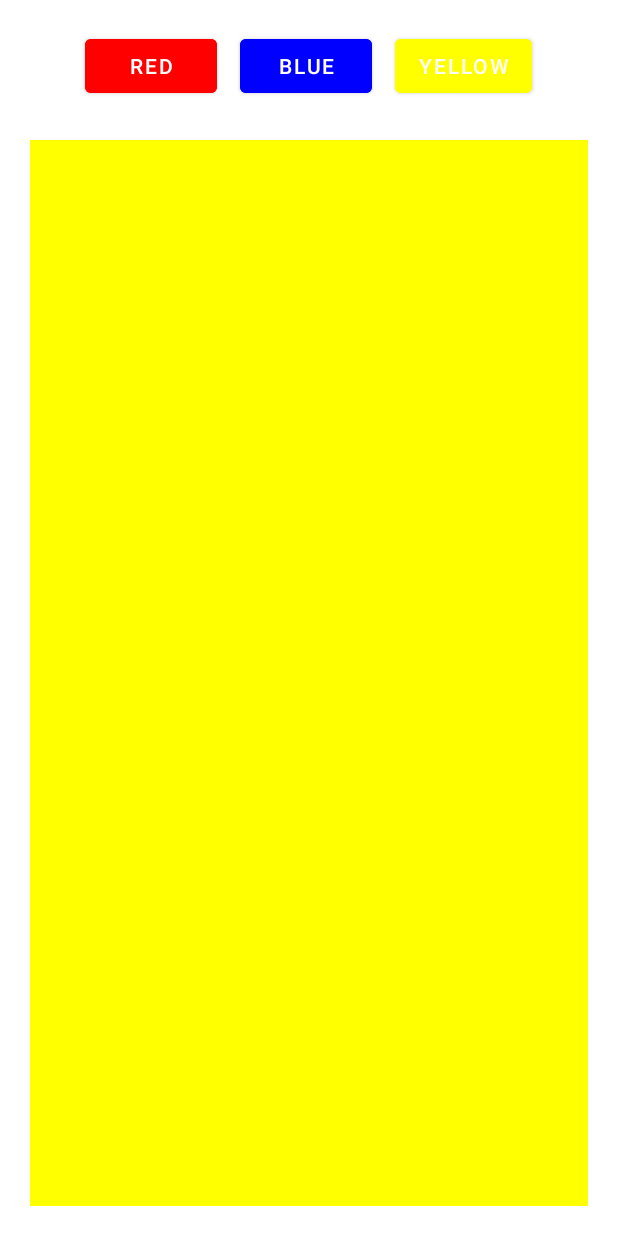
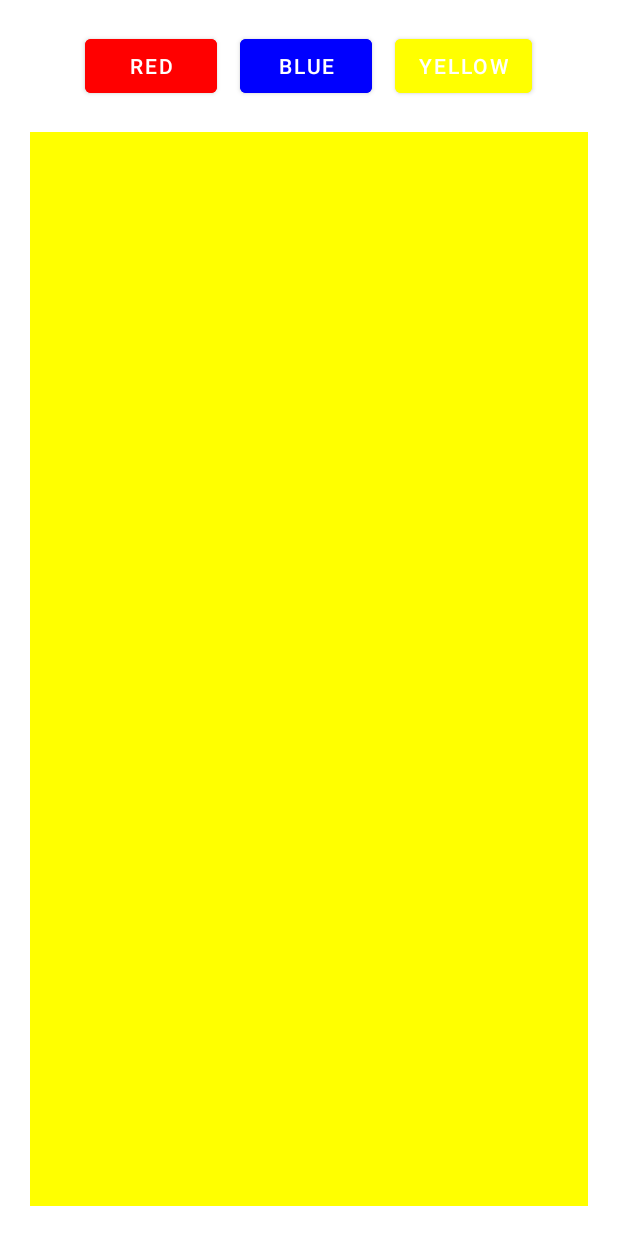
Before and after one commit to dkals/MobileProject0513_3, an Android app: the layout activity_main2.xml on its own in the app's theme, with its tools: preview values and no code run, on a phone screen of 412 x 824 dp. Run offline under Robolectric (Android 15) with nearby library versions, the phone set to English and light mode, and no system bars.

Commit message:
add layout xml2

```diff
--- a/app/src/main/res/layout/activity_main2.xml
+++ b/app/src/main/res/layout/activity_main2.xml
@@ -7,7 +7,7 @@
 <!-- 리니어레이아웃안에 리니어레이아웃과 프레임레이아웃 생성
 프레임레이아웃에 리니어레이아웃 3개 겹칠예정-->
     <LinearLayout
-        android:layout_marginBottom="25dp"
+        android:layout_marginBottom="20dp"
         android:layout_width="match_parent"
         android:layout_height="wrap_content"
         android:gravity="center_horizontal"
```
